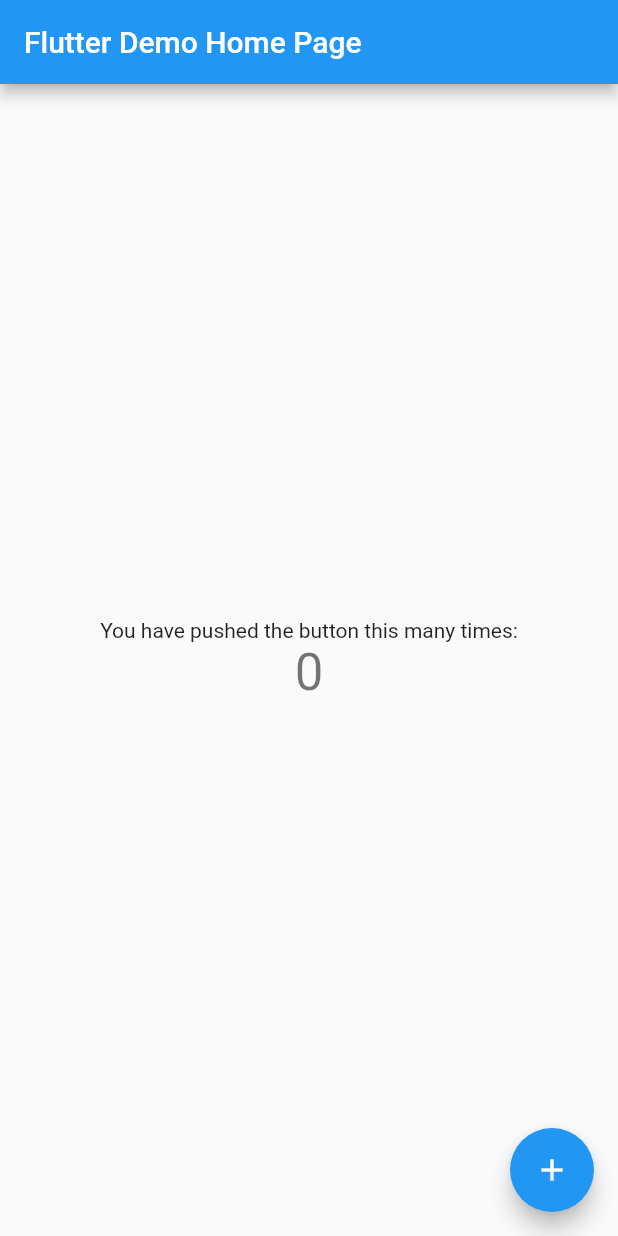
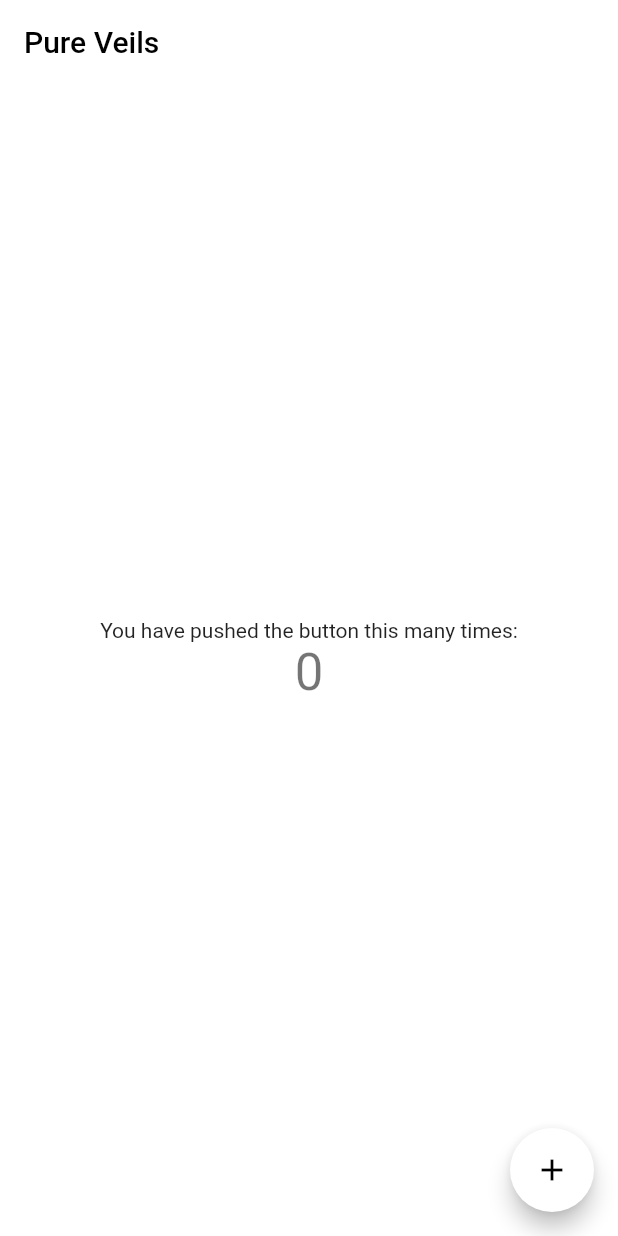
Before and after one commit to mahmoudal99/Pure_Veils, a Flutter app: the screen it shows after launch, on a phone screen of 412 x 824 dp. Run offline on Flutter 3.47's test engine with Material 2 defaults, Android fonts, the phone set to English and light mode, and no system bars.

Commit message:
Set app title and main color

```diff
--- a/lib/main.dart
+++ b/lib/main.dart
@@ -9,39 +9,19 @@ class MyApp extends StatelessWidget {
   @override
   Widget build(BuildContext context) {
     return MaterialApp(
-      title: 'Flutter Demo',
+      title: 'Pure Veils',
       theme: ThemeData(
-        // This is the theme of your application.
-        //
-        // Try running your application with "flutter run". You'll see the
-        // application has a blue toolbar. Then, without quitting the app, try
-        // changing the primarySwatch below to Colors.green and then invoke
-        // "hot reload" (press "r" in the console where you ran "flutter run",
-        // or simply save your changes to "hot reload" in a Flutter IDE).
-        // Notice that the counter didn't reset back to zero; the application
-        // is not restarted.
-        primarySwatch: Colors.blue,
-        // This makes the visual density adapt to the platform that you run
-        // the app on. For desktop platforms, the controls will be smaller and
-        // closer together (more dense) than on mobile platforms.
+        appBarTheme: AppBarTheme(color: Colors.white),
         visualDensity: VisualDensity.adaptivePlatformDensity,
       ),
-      home: MyHomePage(title: 'Flutter Demo Home Page'),
+      debugShowCheckedModeBanner: false,
+      home: MyHomePage(title: 'Pure Veils'),
     );
   }
 }
 
 class MyHomePage extends StatefulWidget {
   MyHomePage({Key key, this.title}) : super(key: key);
-
-  // This widget is the home page of your application. It is stateful, meaning
-  // that it has a State object (defined below) that contains fields that affect
-  // how it looks.
-
-  // This class is the configuration for the state. It holds the values (in this
-  // case the title) provided by the parent (in this case the App widget) and
-  // used by the build method of the State. Fields in a Widget subclass are
-  // always marked "final".
 
   final String title;
 
@@ -54,47 +34,23 @@ class _MyHomePageState extends State<MyHomePage> {
 
   void _incrementCounter() {
     setState(() {
-      // This call to setState tells the Flutter framework that something has
-      // changed in this State, which causes it to rerun the build method below
-      // so that the display can reflect the updated values. If we changed
-      // _counter without calling setState(), then the build method would not be
-      // called again, and so nothing would appear to happen.
       _counter++;
     });
   }
 
   @override
   Widget build(BuildContext context) {
-    // This method is rerun every time setState is called, for instance as done
-    // by the _incrementCounter method above.
-    //
-    // The Flutter framework has been optimized to make rerunning build methods
-    // fast, so that you can just rebuild anything that needs updating rather
-    // than having to individually change instances of widgets.
     return Scaffold(
+      backgroundColor: Colors.white,
       appBar: AppBar(
-        // Here we take the value from the MyHomePage object that was created by
-        // the App.build method, and use it to set our appbar title.
-        title: Text(widget.title),
+        title: Text(
+          widget.title,
+          style: TextStyle(color: Colors.black),
+        ),
+        elevation: 0,
       ),
       body: Center(
-        // Center is a layout widget. It takes a single child and positions it
-        // in the middle of the parent.
         child: Column(
-          // Column is also a layout widget. It takes a list of children and
-          // arranges them vertically. By default, it sizes itself to fit its
-          // children horizontally, and tries to be as tall as its parent.
-          //
-          // Invoke "debug painting" (press "p" in the console, choose the
-          // "Toggle Debug Paint" action from the Flutter Inspector in Android
-          // Studio, or the "Toggle Debug Paint" command in Visual Studio Code)
-          // to see the wireframe for each widget.
-          //
-          // Column has various properties to control how it sizes itself and
-          // how it positions its children. Here we use mainAxisAlignment to
-          // center the children vertically; the main axis here is the vertical
-          // axis because Columns are vertical (the cross axis would be
-          // horizontal).
           mainAxisAlignment: MainAxisAlignment.center,
           children: <Widget>[
             Text(
@@ -109,8 +65,12 @@ class _MyHomePageState extends State<MyHomePage> {
       ),
       floatingActionButton: FloatingActionButton(
         onPressed: _incrementCounter,
+        backgroundColor: Colors.white,
         tooltip: 'Increment',
-        child: Icon(Icons.add),
+        child: Icon(
+          Icons.add,
+          color: Colors.black,
+        ),
       ), // This trailing comma makes auto-formatting nicer for build methods.
     );
   }
```
